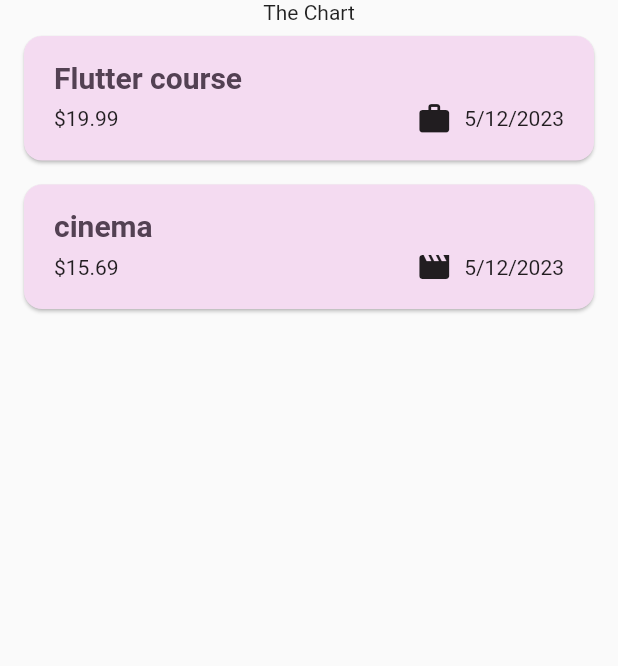
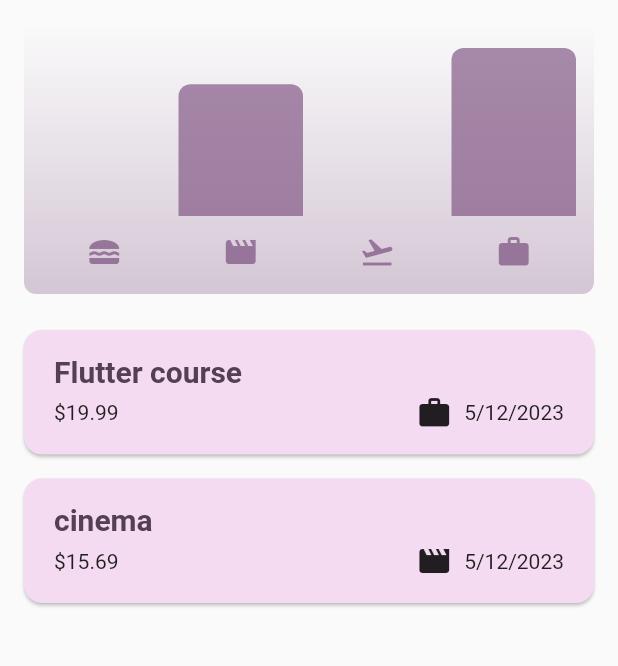
Before and after one commit to saivnct/flutter-a-z, a Flutter app: the screen it shows after launch, on a phone screen of 412 x 824 dp, the part 84-750 px from its top. Run offline on Flutter 3.47's test engine with Material 2 defaults, Android fonts, the phone set to English and light mode, and no system bars; our stand-ins replace google_fonts.

Commit message:
implement expense chart

```diff
--- a/proj_03/lib/models/expense.dart
+++ b/proj_03/lib/models/expense.dart
@@ -42,3 +42,23 @@
     return categoryIcons[category];
   }
 }
+
+class ExpenseBucket {
+  const ExpenseBucket({required this.category, required this.expenses});
+
+  ExpenseBucket.forCategory(List<Expense> allExpenses, this.category)
+      : expenses = allExpenses
+            .where((expense) => expense.category == category)
+            .toList();
+  final Category category;
+  final List<Expense> expenses;
+
+  double get totalExpenses {
+    double sum = 0;
+    for (final expense in expenses) {
+      sum += expense.amount;
+    }
+
+    return sum;
+  }
+}
--- /dev/null
+++ b/proj_03/lib/widgets/chart/chart.dart
@@ -0,0 +1,95 @@
+import 'package:flutter/material.dart';
+
+import 'package:proj_03/widgets/chart/chart_bar.dart';
+import 'package:proj_03/models/expense.dart';
+
+class Chart extends StatelessWidget {
+  const Chart({super.key, required this.expenses});
+
+  final List<Expense> expenses;
+
+  List<ExpenseBucket> get buckets {
+    return [
+      ExpenseBucket.forCategory(expenses, Category.food),
+      ExpenseBucket.forCategory(expenses, Category.leisure),
+      ExpenseBucket.forCategory(expenses, Category.travel),
+      ExpenseBucket.forCategory(expenses, Category.work),
+    ];
+  }
+
+  double get maxTotalExpense {
+    double maxTotalExpense = 0;
+
+    for (final bucket in buckets) {
+      if (bucket.totalExpenses > maxTotalExpense) {
+        maxTotalExpense = bucket.totalExpenses;
+      }
+    }
+
+    return maxTotalExpense;
+  }
+
+  @override
+  Widget build(BuildContext context) {
+    final isDarkMode =
+        MediaQuery.of(context).platformBrightness == Brightness.dark;
+    return Container(
+      margin: const EdgeInsets.all(16),
+      padding: const EdgeInsets.symmetric(
+        vertical: 16,
+        horizontal: 8,
+      ),
+      width: double.infinity,
+      height: 180,
+      decoration: BoxDecoration(
+        borderRadius: BorderRadius.circular(8),
+        gradient: LinearGradient(
+          colors: [
+            Theme.of(context).colorScheme.primary.withOpacity(0.3),
+            Theme.of(context).colorScheme.primary.withOpacity(0.0)
+          ],
+          begin: Alignment.bottomCenter,
+          end: Alignment.topCenter,
+        ),
+      ),
+      child: Column(
+        children: [
+          Expanded(
+            child: Row(
+              crossAxisAlignment: CrossAxisAlignment.end,
+              children: [
+                for (final bucket in buckets) // alternative to map()
+                  ChartBar(
+                    fill: bucket.totalExpenses == 0
+                        ? 0
+                        : bucket.totalExpenses / maxTotalExpense,
+                  )
+              ],
+            ),
+          ),
+          const SizedBox(height: 12),
+          Row(
+            children: buckets
+                .map(
+                  (bucket) => Expanded(
+                    child: Padding(
+                      padding: const EdgeInsets.symmetric(horizontal: 4),
+                      child: Icon(
+                        categoryIcons[bucket.category],
+                        color: isDarkMode
+                            ? Theme.of(context).colorScheme.secondary
+                            : Theme.of(context)
+                                .colorScheme
+                                .primary
+                                .withOpacity(0.7),
+                      ),
+                    ),
+                  ),
+                )
+                .toList(),
+          )
+        ],
+      ),
+    );
+  }
+}
--- /dev/null
+++ b/proj_03/lib/widgets/chart/chart_bar.dart
@@ -0,0 +1,34 @@
+import 'package:flutter/material.dart';
+
+class ChartBar extends StatelessWidget {
+  const ChartBar({
+    super.key,
+    required this.fill,
+  });
+
+  final double fill;
+
+  @override
+  Widget build(BuildContext context) {
+    final isDarkMode =
+        MediaQuery.of(context).platformBrightness == Brightness.dark;
+    return Expanded(
+      child: Padding(
+        padding: const EdgeInsets.symmetric(horizontal: 4),
+        child: FractionallySizedBox(
+          heightFactor: fill,
+          child: DecoratedBox(
+            decoration: BoxDecoration(
+              shape: BoxShape.rectangle,
+              borderRadius:
+                  const BorderRadius.vertical(top: Radius.circular(8)),
+              color: isDarkMode
+                  ? Theme.of(context).colorScheme.secondary
+                  : Theme.of(context).colorScheme.primary.withOpacity(0.65),
+            ),
+          ),
+        ),
+      ),
+    );
+  }
+}
--- a/proj_03/lib/widgets/expenses.dart
+++ b/proj_03/lib/widgets/expenses.dart
@@ -2,6 +2,7 @@
 import 'package:proj_03/widgets/expenses_list/expenses_list.dart';
 import 'package:proj_03/models/expense.dart';
 import 'package:proj_03/widgets/new_expense.dart';
+import 'package:proj_03/widgets/chart/chart.dart';
 
 class Expenses extends StatefulWidget {
   const Expenses({super.key});
@@ -98,7 +99,7 @@
       body: Column(
         children: [
           // Toolbar with the Add button
-          const Text('The Chart'),
+          Chart(expenses: _registerExpenses),
           Expanded(
             child: mainContent,
           ),
```
